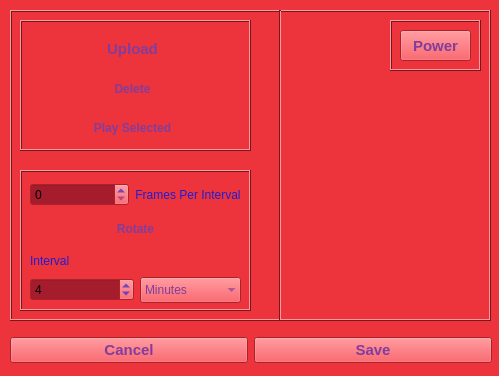
juinsommer/memoryPlayer, file source/ui_templates/memoryPlayerUI.ui: the form before one commit.
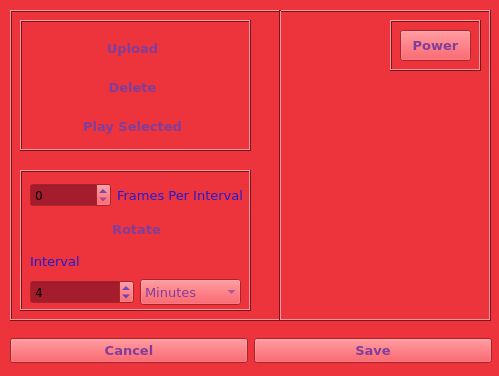
The form after the commit. Icons and pictures are not drawn.

Commit message: Change font to avoid font issues with MacOS

What changed in the file:
```diff
--- a/source/ui_templates/memoryPlayerUI.ui
+++ b/source/ui_templates/memoryPlayerUI.ui
@@ -470,6 +470,11 @@
     </disabled>
    </palette>
   </property>
+  <property name="font">
+   <font>
+    <family>Bitstream Vera Sans</family>
+   </font>
+  </property>
   <property name="cursor">
    <cursorShape>ArrowCursor</cursorShape>
   </property>
@@ -510,8 +515,8 @@
        </property>
        <property name="font">
         <font>
-         <family>Ubuntu</family>
-         <pointsize>11</pointsize>
+         <family>Bitstream Vera Sans</family>
+         <pointsize>10</pointsize>
          <weight>75</weight>
          <bold>true</bold>
         </font>
@@ -534,8 +539,8 @@
        </property>
        <property name="font">
         <font>
-         <family>Ubuntu</family>
-         <pointsize>11</pointsize>
+         <family>Bitstream Vera Sans</family>
+         <pointsize>10</pointsize>
          <weight>75</weight>
          <bold>true</bold>
         </font>
@@ -646,8 +651,8 @@
          </property>
          <property name="font">
           <font>
-           <family>Ubuntu</family>
-           <pointsize>11</pointsize>
+           <family>Bitstream Vera Sans</family>
+           <pointsize>10</pointsize>
            <weight>75</weight>
            <bold>true</bold>
           </font>
@@ -688,6 +693,8 @@
          </property>
          <property name="font">
           <font>
+           <family>Bitstream Vera Sans</family>
+           <pointsize>10</pointsize>
            <weight>75</weight>
            <bold>true</bold>
           </font>
@@ -713,6 +720,8 @@
          </property>
          <property name="font">
           <font>
+           <family>Bitstream Vera Sans</family>
+           <pointsize>10</pointsize>
            <weight>75</weight>
            <bold>true</bold>
           </font>
@@ -782,8 +791,8 @@
          </property>
          <property name="font">
           <font>
-           <family>Ubuntu</family>
-           <pointsize>11</pointsize>
+           <family>Bitstream Vera Sans</family>
+           <pointsize>10</pointsize>
            <weight>75</weight>
            <bold>true</bold>
           </font>
@@ -823,7 +832,7 @@
         <x>10</x>
         <y>80</y>
         <width>211</width>
-        <height>53</height>
+        <height>55</height>
        </rect>
       </property>
       <layout class="QVBoxLayout" name="verticalLayout_3">
@@ -831,6 +840,8 @@
         <widget class="QLabel" name="interval_label">
          <property name="font">
           <font>
+           <family>Bitstream Vera Sans</family>
+           <pointsize>10</pointsize>
            <weight>50</weight>
            <bold>false</bold>
           </font>
@@ -849,6 +860,7 @@
           <widget class="QSpinBox" name="interval_spinBox">
            <property name="font">
             <font>
+             <family>Bitstream Vera Sans</family>
              <stylestrategy>PreferDefault</stylestrategy>
             </font>
            </property>
@@ -886,6 +898,12 @@
              <height>26</height>
             </size>
            </property>
+           <property name="font">
+            <font>
+             <family>Bitstream Vera Sans</family>
+             <pointsize>10</pointsize>
+            </font>
+           </property>
            <property name="frame">
             <bool>false</bool>
            </property>
@@ -910,8 +928,8 @@
        <rect>
         <x>10</x>
         <y>10</y>
-        <width>211</width>
-        <height>61</height>
+        <width>213</width>
+        <height>62</height>
        </rect>
       </property>
       <layout class="QVBoxLayout" name="verticalLayout_4">
@@ -928,6 +946,8 @@
           <widget class="QLabel" name="frames_label">
            <property name="font">
             <font>
+             <family>Bitstream Vera Sans</family>
+             <pointsize>10</pointsize>
              <weight>50</weight>
              <bold>false</bold>
             </font>
@@ -952,6 +972,8 @@
          </property>
          <property name="font">
           <font>
+           <family>Bitstream Vera Sans</family>
+           <pointsize>10</pointsize>
            <weight>75</weight>
            <bold>true</bold>
           </font>
```
The commit also changes 1 other file.
